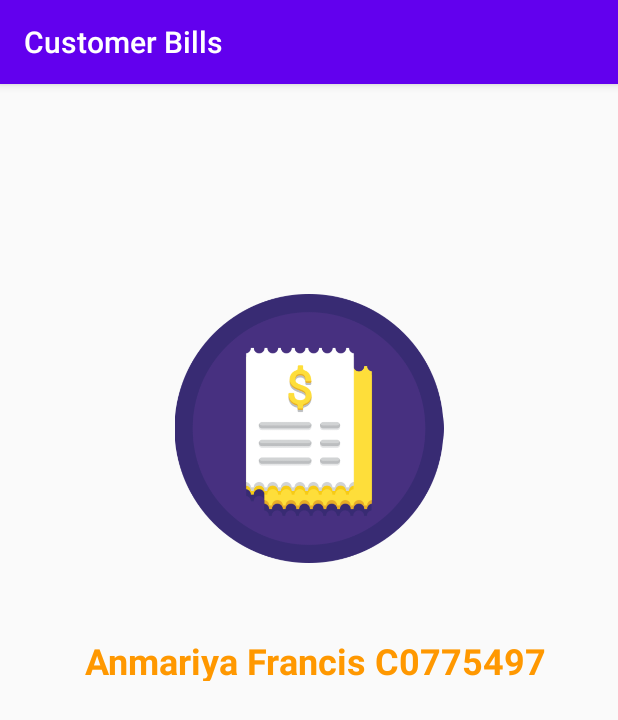
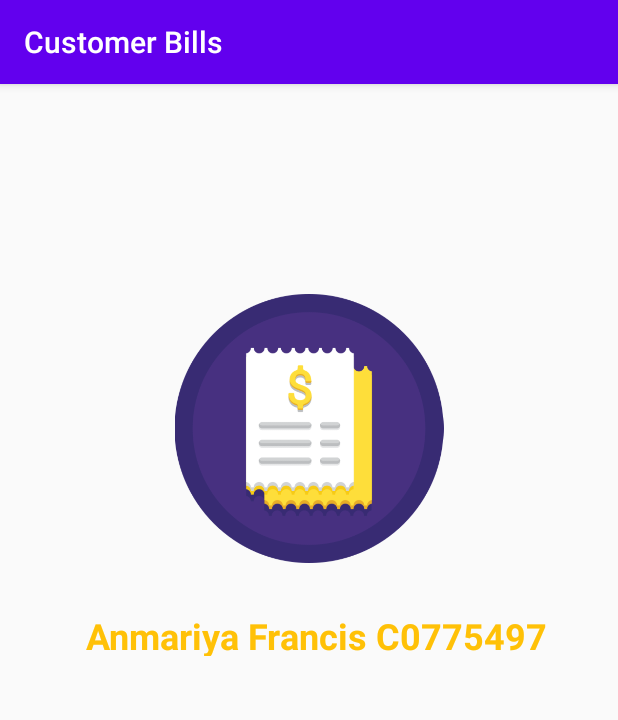
Before and after one commit to anmariyafrancis/C0775497_W2020_MAD3125_FP, an Android app: the SplashActivity screen opened directly, with no data from a screen before it, on a phone screen of 412 x 824 dp. Shown: the top 720 px of the screen. Run offline under Robolectric (Android 15) with nearby library versions, the phone set to English and light mode, and no system bars.

Commit message:
[ANMARIYA]finished with splashscreen

```diff
--- a/app/src/main/res/layout/activity_splash.xml
+++ b/app/src/main/res/layout/activity_splash.xml
@@ -17,17 +17,17 @@
         app:srcCompat="@drawable/icon" />
 
     <TextView
-        android:id="@+id/textView"
+        android:id="@+id/txtStudentId"
         android:layout_width="325dp"
         android:layout_height="30dp"
+        android:layout_marginEnd="29dp"
+        android:layout_marginStart="57dp"
+        android:layout_marginTop="32dp"
         android:text="Anmariya Francis C0775497"
-        android:textColor="#FF9800"
+        android:textColor="#FFC107"
         android:textSize="24sp"
         android:textStyle="bold"
-        app:layout_constraintBottom_toBottomOf="parent"
         app:layout_constraintEnd_toEndOf="parent"
-        app:layout_constraintHorizontal_bias="0.651"
         app:layout_constraintStart_toStartOf="parent"
-        app:layout_constraintTop_toTopOf="parent"
-        app:layout_constraintVertical_bias="0.499" />
+        app:layout_constraintTop_toBottomOf="@+id/imgIcon" />
 </androidx.constraintlayout.widget.ConstraintLayout>
```
